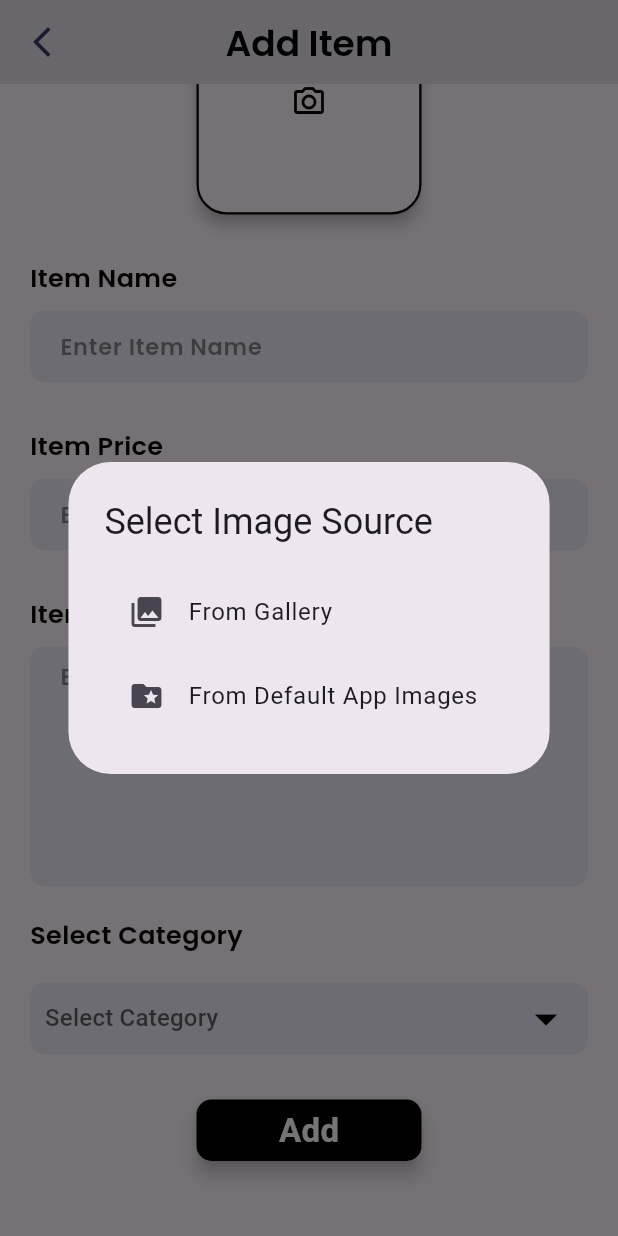
After one commit to dvq2609/prm393, a Flutter app: the AddFood screen opened directly, scrolled down 127 dp, after a tap on the "camera alt" icon, on a phone screen of 412 x 824 dp. The commit adds this screen. Run offline on Flutter 3.47's test engine with Material 3 defaults, Android fonts, the phone set to English and light mode, and no system bars; our stand-ins replace cloud_firestore, curved_navigation_bar, firebase_auth, firebase_core, firebase_storage, image_picker and 1 more; missing offline and left inert: momo_payment_flutter; accounts and stored records are empty.

Commit message:
update login and admin service

```diff
--- /dev/null
+++ b/lib/admin/add_food.dart
@@ -0,0 +1,402 @@
+import 'package:firebase_storage/firebase_storage.dart';
+import 'package:flutter/material.dart';
+import 'package:flutter/services.dart' show rootBundle;
+import 'package:prm393/services/database.dart';
+import 'package:prm393/widget/widget_support.dart';
+import 'package:image_picker/image_picker.dart';
+import 'package:random_string/random_string.dart';
+import 'dart:io';
+
+class AddFood extends StatefulWidget {
+  const AddFood({super.key});
+
+  @override
+  State<AddFood> createState() => _AddFoodState();
+}
+
+class _AddFoodState extends State<AddFood> {
+  final List<String> fooditems = ['Ice-cream', 'Burger', 'Salad', 'Pizza'];
+  // Hardcoded predefined asset images based on typical names
+  final List<String> assetImages = [
+    'images/salad2.png',
+    'images/burger.png',
+    'images/pizza.png',
+    'images/salad.png'
+  ];
+  String? value;
+  String? selectedAssetImage;
+  TextEditingController namecontroller = new TextEditingController();
+  TextEditingController pricecontroller = new TextEditingController();
+  TextEditingController detailcontroller = new TextEditingController();
+  final ImagePicker _picker = ImagePicker();
+  File? selectedImage;
+
+  Future getImage() async {
+    var image = await _picker.pickImage(source: ImageSource.gallery);
+
+    if (image != null) {
+      selectedImage = File(image.path);
+      selectedAssetImage = null; // Clear asset if gallery is used
+      setState(() {});
+    }
+  }
+
+  void selectAssetImage(String assetPath) {
+    setState(() {
+      selectedAssetImage = assetPath;
+      selectedImage = null; // Clear gallery if asset is used
+    });
+  }
+
+  uploadItem() async {
+    if ((selectedImage != null || selectedAssetImage != null) &&
+        namecontroller.text != "" &&
+        pricecontroller.text != "" &&
+        detailcontroller.text != "" &&
+        value != null) {
+
+      String addId = randomAlphaNumeric(10);
+      String downloadUrl = "";
+
+      if (selectedImage != null) {
+        // Upload gallery image to Firebase Storage
+        Reference firebaseStorageRef =
+            FirebaseStorage.instance.ref().child("blogImages").child(addId);
+        final UploadTask task = firebaseStorageRef.putFile(selectedImage!);
+        downloadUrl = await (await task).ref.getDownloadURL();
+      } else if (selectedAssetImage != null) {
+        // Use local asset path string for the image (you can handle this on display side if it starts with 'images/')
+         downloadUrl = selectedAssetImage!;
+      }
+
+      Map<String, dynamic> addItem = {
+        "Image": downloadUrl,
+        "Name": namecontroller.text,
+        "Price": pricecontroller.text,
+        "Detail": detailcontroller.text
+      };
+
+      await DatabaseMethods().addFoodItem(addItem, value!).then((value) {
+        ScaffoldMessenger.of(context).showSnackBar(SnackBar(
+            backgroundColor: Colors.orangeAccent,
+            content: Text(
+              "Food Item has been added Successfully",
+              style: TextStyle(fontSize: 18.0),
+            )));
+
+        // Clear fields
+        namecontroller.clear();
+        pricecontroller.clear();
+        detailcontroller.clear();
+        setState(() {
+          selectedImage = null;
+          selectedAssetImage = null;
+          this.value = null;
+        });
+      });
+    } else {
+      ScaffoldMessenger.of(context).showSnackBar(SnackBar(
+        backgroundColor: Colors.redAccent,
+        content: Text("Please fill all fields and select an image", style: TextStyle(fontSize: 18.0),)
+      ));
+    }
+  }
+
+  void _showImageSourceDialog() {
+    showDialog(
+      context: context,
+      builder: (context) => AlertDialog(
+        title: Text("Select Image Source"),
+        content: Column(
+          mainAxisSize: MainAxisSize.min,
+          children: [
+            ListTile(
+              leading: Icon(Icons.photo_library),
+              title: Text("From Gallery"),
+              onTap: () {
+                Navigator.pop(context);
+                getImage();
+              },
+            ),
+            ListTile(
+              leading: Icon(Icons.folder_special),
+              title: Text("From Default App Images"),
+              onTap: () {
+                Navigator.pop(context);
+                _showAssetImagesDialog();
+              },
+            ),
+          ],
+        ),
+      ),
+    );
+  }
+
+  void _showAssetImagesDialog() {
+    showDialog(
+      context: context,
+      builder: (context) => AlertDialog(
+        title: Text("Choose Default Image"),
+        content: Container(
+          width: double.maxFinite,
+          child: GridView.builder(
+            shrinkWrap: true,
+            gridDelegate: SliverGridDelegateWithFixedCrossAxisCount(
+              crossAxisCount: 2,
+              crossAxisSpacing: 10,
+              mainAxisSpacing: 10,
+            ),
+            itemCount: assetImages.length,
+            itemBuilder: (context, index) {
+              return GestureDetector(
+                onTap: () {
+                  selectAssetImage(assetImages[index]);
+                  Navigator.pop(context);
+                },
+                child: Image.asset(assetImages[index], fit: BoxFit.cover),
+              );
+            },
+          ),
+        ),
+      ),
+    );
+  }
+
+  @override
+  Widget build(BuildContext context) {
+    return Scaffold(
+      appBar: AppBar(
+        leading: GestureDetector(
+            onTap: () {
+              Navigator.pop(context);
+            },
+            child: Icon(
+              Icons.arrow_back_ios_new_outlined,
+              color: Color(0xFF373866),
+            )),
+        centerTitle: true,
+        title: Text(
+          "Add Item",
+          style: AppWidget.HeadLineTextFieldStyle(),
+        ),
+      ),
+      body: SingleChildScrollView(
+        child: Container(
+          margin:
+              EdgeInsets.only(left: 20.0, right: 20.0, top: 20.0, bottom: 50.0),
+          child: Column(
+            crossAxisAlignment: CrossAxisAlignment.start,
+            children: [
+              Text(
+                "Upload the Item Picture",
+                style: AppWidget.SemiBoldTextFieldStyle(),
+              ),
+              SizedBox(
+                height: 20.0,
+              ),
+              (selectedImage == null && selectedAssetImage == null)
+                  ? GestureDetector(
+                      onTap: () {
+                        _showImageSourceDialog();
+                      },
+                      child: Center(
+                        child: Material(
+                          elevation: 4.0,
+                          borderRadius: BorderRadius.circular(20),
+                          child: Container(
+                            width: 150,
+                            height: 150,
+                            decoration: BoxDecoration(
+                              border:
+                                  Border.all(color: Colors.black, width: 1.5),
+                              borderRadius: BorderRadius.circular(20),
+                            ),
+                            child: Icon(
+                              Icons.camera_alt_outlined,
+                              color: Colors.black,
+                            ),
+                          ),
+                        ),
+                      ),
+                    )
+                  : Center(
+                      child: GestureDetector(
+                         onTap: () {
+                          _showImageSourceDialog();
+                        },
+                        child: Material(
+                          elevation: 4.0,
+                          borderRadius: BorderRadius.circular(20),
+                          child: Container(
+                            width: 150,
+                            height: 150,
+                            decoration: BoxDecoration(
+                              border: Border.all(color: Colors.black, width: 1.5),
+                              borderRadius: BorderRadius.circular(20),
+                            ),
+                            child: ClipRRect(
+                              borderRadius: BorderRadius.circular(20),
+                              child: selectedImage != null
+                                ? Image.file(
+                                    selectedImage!,
+                                    fit: BoxFit.cover,
+                                  )
+                                : Image.asset(
+                                    selectedAssetImage!,
+                                    fit: BoxFit.cover,
+                                ),
+                            ),
+                          ),
+                        ),
+                      ),
+                    ),
+              SizedBox(
+                height: 30.0,
+              ),
+              Text(
+                "Item Name",
+                style: AppWidget.SemiBoldTextFieldStyle(),
+              ),
+              SizedBox(
+                height: 10.0,
+              ),
+              Container(
+                padding: EdgeInsets.symmetric(horizontal: 20.0),
+                width: MediaQuery.of(context).size.width,
+                decoration: BoxDecoration(
+                    color: Color(0xFFececf8),
+                    borderRadius: BorderRadius.circular(10)),
+                child: TextField(
+                  controller: namecontroller,
+                  decoration: InputDecoration(
+                      border: InputBorder.none,
+                      hintText: "Enter Item Name",
+                      hintStyle: AppWidget.LightTextFieldStyle()),
+                ),
+              ),
+              SizedBox(
+                height: 30.0,
+              ),
+              Text(
+                "Item Price",
+                style: AppWidget.SemiBoldTextFieldStyle(),
+              ),
+              SizedBox(
+                height: 10.0,
+              ),
+              Container(
+                padding: EdgeInsets.symmetric(horizontal: 20.0),
+                width: MediaQuery.of(context).size.width,
+                decoration: BoxDecoration(
+                    color: Color(0xFFececf8),
+                    borderRadius: BorderRadius.circular(10)),
+                child: TextField(
+                  controller: pricecontroller,
+                  decoration: InputDecoration(
+                      border: InputBorder.none,
+                      hintText: "Enter Item Price",
+                      hintStyle: AppWidget.LightTextFieldStyle()),
+                ),
+              ),
+              SizedBox(
+                height: 30.0,
+              ),
+              Text(
+                "Item Detail",
+                style: AppWidget.SemiBoldTextFieldStyle(),
+              ),
+              SizedBox(
+                height: 10.0,
+              ),
+              Container(
+                padding: EdgeInsets.symmetric(horizontal: 20.0),
+                width: MediaQuery.of(context).size.width,
+                decoration: BoxDecoration(
+                    color: Color(0xFFececf8),
+                    borderRadius: BorderRadius.circular(10)),
+                child: TextField(
+                  maxLines: 6,
+                  controller: detailcontroller,
+                  decoration: InputDecoration(
+                      border: InputBorder.none,
+                      hintText: "Enter Item Detail",
+                      hintStyle: AppWidget.LightTextFieldStyle()),
+                ),
+              ),
+              SizedBox(
+                height: 20.0,
+              ),
+              Text(
+                "Select Category",
+                style: AppWidget.SemiBoldTextFieldStyle(),
+              ),
+              SizedBox(
+                height: 20.0,
+              ),
+              Container(
+                padding: EdgeInsets.symmetric(horizontal: 10.0),
+                width: MediaQuery.of(context).size.width,
+                decoration: BoxDecoration(
+                    color: Color(0xFFececf8),
+                    borderRadius: BorderRadius.circular(10)),
+                child: DropdownButtonHideUnderline(
+                    child: DropdownButton<String>(
+                  items: fooditems
+                      .map((item) => DropdownMenuItem<String>(
+                          value: item,
+                          child: Text(
+                            item,
+                            style:
+                                TextStyle(fontSize: 18.0, color: Colors.black),
+                          )))
+                      .toList(),
+                  onChanged: ((value) => setState(() {
+                        this.value = value;
+                      })),
+                  dropdownColor: Colors.white,
+                  hint: Text("Select Category"),
+                  iconSize: 36,
+                  icon: Icon(
+                    Icons.arrow_drop_down,
+                    color: Colors.black,
+                  ),
+                  value: value,
+                )),
+              ),
+              SizedBox(
+                height: 30.0,
+              ),
+              GestureDetector(
+                onTap: (){
+                  uploadItem();
+                },
+                child: Center(
+                  child: Material(
+                    elevation: 5.0,
+                    borderRadius: BorderRadius.circular(10),
+                    child: Container(
+                      padding: EdgeInsets.symmetric(vertical: 5.0),
+                      width: 150,
+                      decoration: BoxDecoration(
+                          color: Colors.black,
+                          borderRadius: BorderRadius.circular(10)),
+                      child: Center(
+                        child: Text(
+                          "Add",
+                          style: TextStyle(
+                              color: Colors.white,
+                              fontSize: 22.0,
+                              fontWeight: FontWeight.bold),
+                        ),
+                      ),
+                    ),
+                  ),
+                ),
+              )
+            ],
+          ),
+        ),
+      ),
+    );
+  }
+}
--- /dev/null
+++ b/lib/services/database.dart
@@ -0,0 +1,13 @@
+import 'package:cloud_firestore/cloud_firestore.dart';
+
+class DatabaseMethods {
+  Future addFoodItem(Map<String, dynamic> userInfoMap, String name) async {
+    return await FirebaseFirestore.instance
+        .collection(name)
+        .add(userInfoMap);
+  }
+
+  Future<Stream<QuerySnapshot>> getFoodItem(String name) async {
+    return await FirebaseFirestore.instance.collection(name).snapshots();
+  }
+}
--- a/pubspec.yaml
+++ b/pubspec.yaml
@@ -41,6 +41,9 @@ dependencies:
 
   momo_payment_flutter: ^1.0.2
   url_launcher: ^6.3.2
+  image_picker: ^1.0.4
+  random_string: ^2.3.1
+  firebase_storage: ^13.0.5
 
 
 
```
Also changed, not shown: lib/admin/admin_login.dart (added, +224 -0 lines), lib/admin/home_admin.dart (added, +54 -0 lines), lib/pages/login.dart (+25 -0 lines), pubspec.lock, 5 other files.
